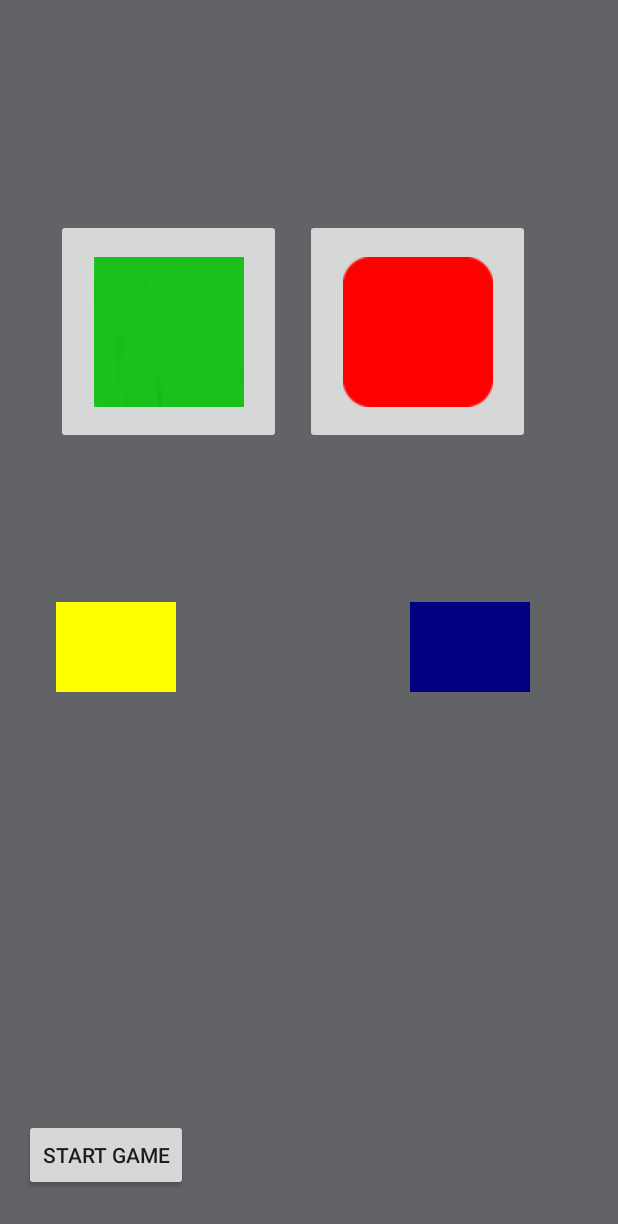
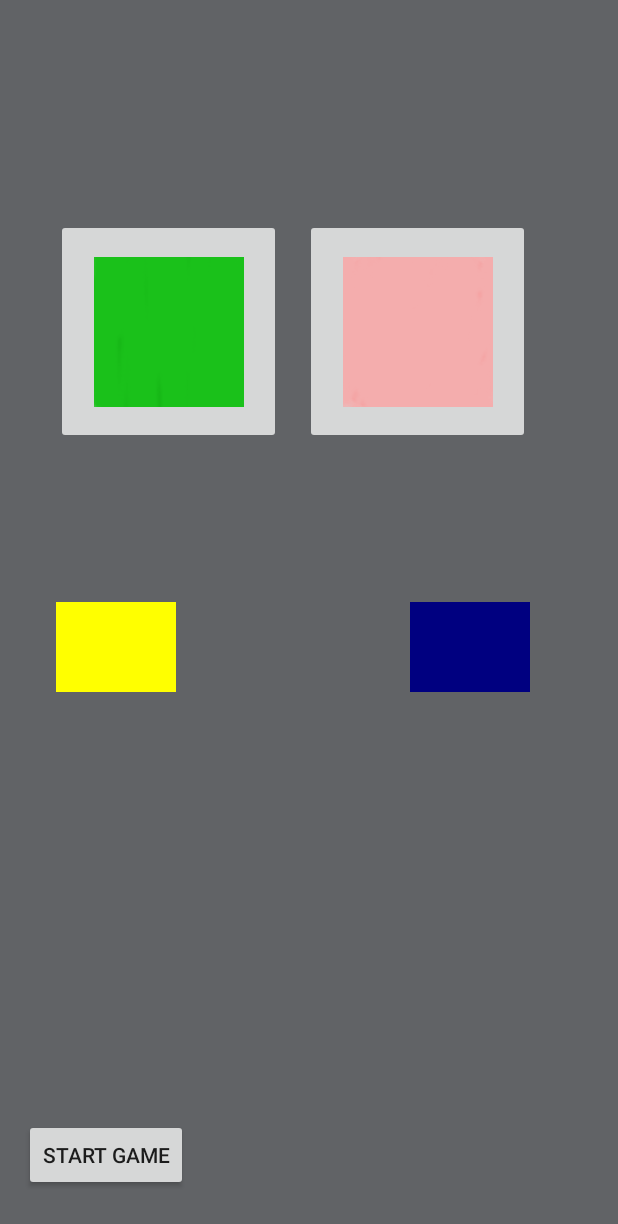
Before and after one commit to dbudrys/Simon02, an Android app: the PlayActivity screen opened directly, with no data from a screen before it, after a tap on "START GAME", on a phone screen of 412 x 824 dp. Shown: the top 1224 px of the screen. Run offline under Robolectric (Android 15) with nearby library versions, the phone set to English and light mode, and no system bars; pictures from the network do not load.

```diff
--- a/app/src/main/java/com/dustin_domas_assignment/simon02/PlayActivity.java
+++ b/app/src/main/java/com/dustin_domas_assignment/simon02/PlayActivity.java
@@ -202,12 +202,13 @@ public class PlayActivity extends AppCompatActivity {
 
 
             dataCreator();
+            int listSize = sequenceData.size();
             try {
 
                 if (sequenceData.size() > 0) {
                     synchronized (lock) {
 
-                        for (int i : sequenceData) {
+                        for (int i = 0; i< listSize; i++) {
                            publishProgress(i);
                         }
                         Thread.sleep(2000);
@@ -225,9 +226,9 @@ public class PlayActivity extends AppCompatActivity {
         }
 
         void dataCreator(){
-         randomNum = rand.nextInt(3);
 
-            if(gameCount==0) {
+            for(int x = 0; x<=gameCount; x++) {
+                randomNum = rand.nextInt(3);
                 sequenceData.add(randomNum);
             }
         }
@@ -236,7 +237,7 @@ public class PlayActivity extends AppCompatActivity {
         protected void onProgressUpdate(Integer...values){
             int value = values[0];
             ImageButton button;
-            Log.i("Sequence", String.valueOf(sequenceData.get(value)));
+           Log.i("Sequence",""+value);
             switch (sequenceData.get(value)){
                 case 0: button = (ImageButton) findViewById(R.id.green_button);
                     button.setImageResource(R.drawable.lightupgreen);
@@ -258,7 +259,7 @@ public class PlayActivity extends AppCompatActivity {
 //post execute function
         @Override
         protected void onPostExecute(Void aVoid){
-            messageTv.setText("Your Turn!");
+            //messageTv.setText("Your Turn!");
 
 
             backgroundTask = null;
```
